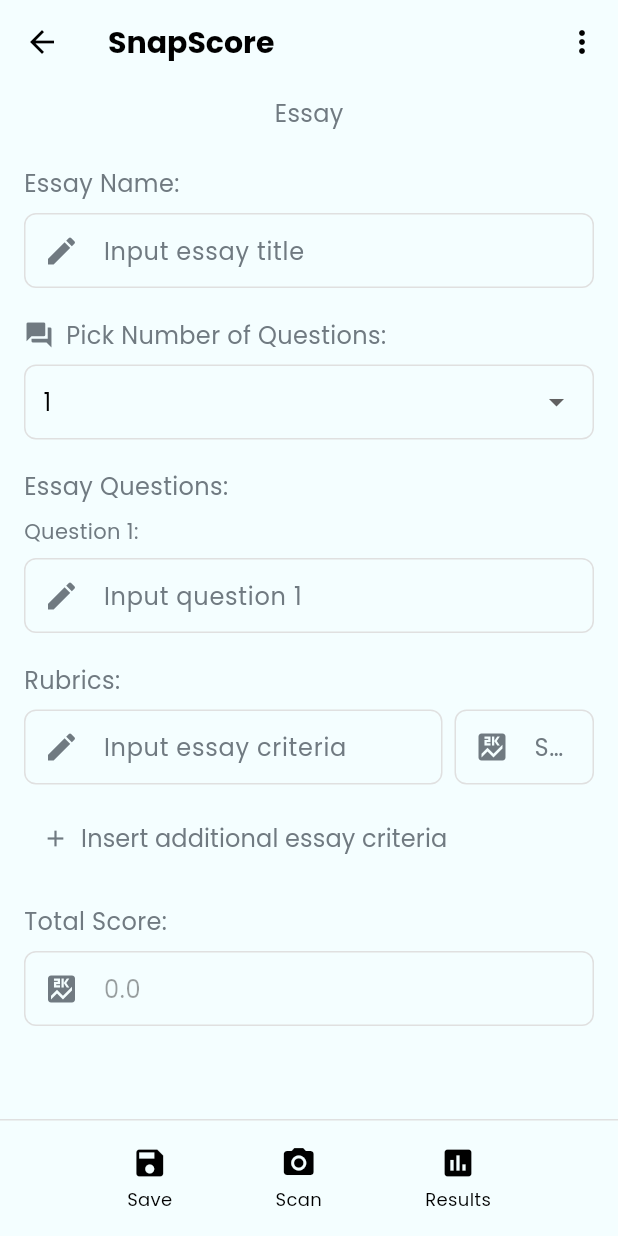
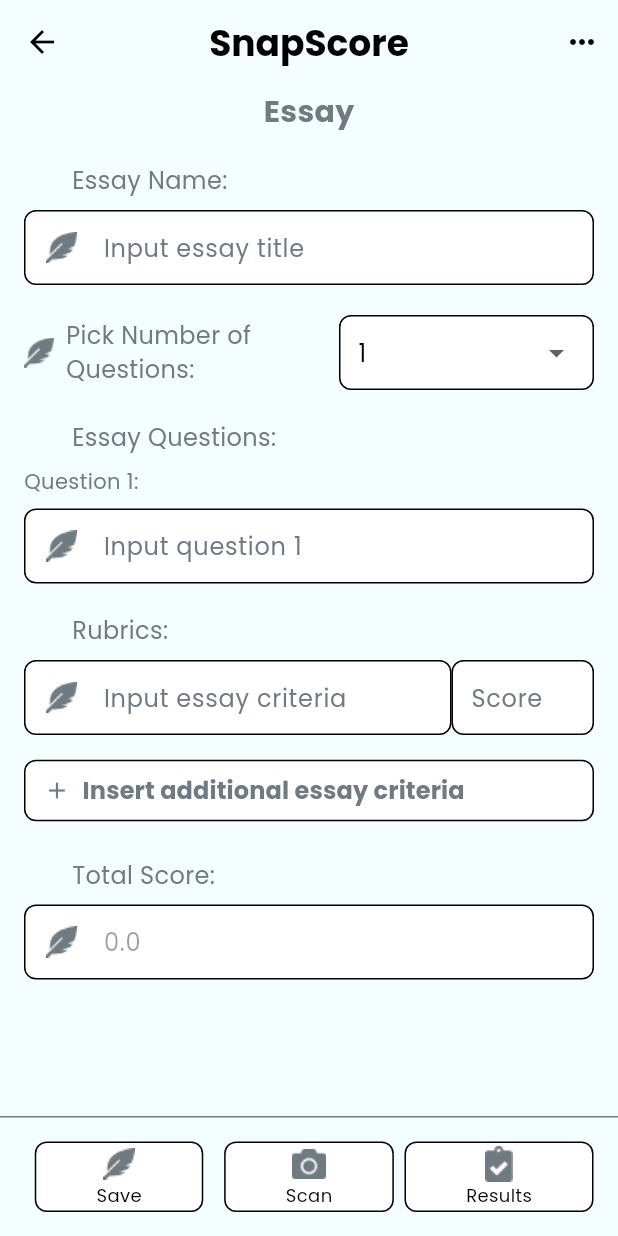
Before and after one commit to TUPV-SnapScore/snapscore-android, a Flutter app: the NewEssayScreen screen opened directly, on a phone screen of 412 x 824 dp. Run offline on Flutter 3.47's test engine with Material 3 defaults, Android fonts, the phone set to English and light mode, and no system bars; our stand-ins replace camera, firebase_auth, firebase_core, google_sign_in, permission_handler; accounts and stored records are empty.

Commit message:
style: Align essay screen with UI design

```diff
--- a/lib/features/essays/screens/new_essay_screen.dart
+++ b/lib/features/essays/screens/new_essay_screen.dart
@@ -60,20 +60,23 @@
       appBar: AppBar(
         backgroundColor: AppColors.background,
         leading: IconButton(
-          icon: const Icon(Icons.arrow_back, color: AppColors.textPrimary),
+          icon: const Icon(Icons.arrow_back,
+              color: AppColors.textPrimary, weight: 700),
           onPressed: () => Navigator.pop(context),
         ),
+        centerTitle: true,
         title: const Text(
           'SnapScore',
           style: TextStyle(
             color: AppColors.textPrimary,
-            fontSize: 20,
+            fontSize: 24,
             fontWeight: FontWeight.w600,
           ),
         ),
         actions: [
           IconButton(
-            icon: const Icon(Icons.more_vert, color: AppColors.textPrimary),
+            icon: const Icon(Icons.more_horiz,
+                color: AppColors.textPrimary, weight: 700),
             onPressed: () {},
           ),
         ],
@@ -82,13 +85,13 @@
       body: Column(
         children: [
           const Padding(
-            padding: EdgeInsets.symmetric(vertical: 8.0),
+            padding: EdgeInsets.symmetric(vertical: 4.0),
             child: Text(
               'Essay',
               style: TextStyle(
                   color: AppColors.textSecondary,
-                fontSize: 16,
-              ),
+                  fontSize: 20,
+                  fontWeight: FontWeight.w700),
             ),
           ),
           Expanded(
@@ -102,26 +105,33 @@
             decoration: BoxDecoration(
               color: AppColors.background,
               border: Border(
-                top: BorderSide(color: AppColors.border),
+                top: BorderSide(color: AppColors.textSecondary),
               ),
             ),
             child: Row(
-              mainAxisAlignment: MainAxisAlignment.spaceEvenly,
+              mainAxisAlignment: MainAxisAlignment.center,
+              crossAxisAlignment: CrossAxisAlignment.center,
               children: [
-                _BottomButton(
-                  icon: Icons.save,
+                Expanded(
+                  child: _BottomButton(
+                    imagePath: "assets/icons/assessment_save.png",
                     label: 'Save',
                     onPressed: _handleSave,
                   ),
-                _BottomButton(
-                  icon: Icons.camera_alt,
+                ),
+                Expanded(
+                  child: _BottomButton(
+                    imagePath: "assets/icons/assessment_scan.png",
                     label: 'Scan',
                     onPressed: () {},
                   ),
-                _BottomButton(
-                  icon: Icons.assessment,
+                ),
+                Expanded(
+                  child: _BottomButton(
+                    imagePath: "assets/icons/assessment_results.png",
                     label: 'Results',
                     onPressed: () {},
+                  ),
                 ),
               ],
             ),
@@ -133,12 +143,12 @@
 }
 
 class _BottomButton extends StatelessWidget {
-  final IconData icon;
+  final String imagePath;
   final String label;
   final VoidCallback onPressed;
 
   const _BottomButton({
-    required this.icon,
+    required this.imagePath,
     required this.label,
     required this.onPressed,
   });
@@ -150,8 +160,23 @@
       child: Column(
         mainAxisSize: MainAxisSize.min,
         children: [
-          Icon(icon, color: AppColors.textPrimary),
-          const SizedBox(height: 4),
+          Container(
+            padding: const EdgeInsets.symmetric(vertical: 2, horizontal: 40),
+            decoration: BoxDecoration(
+              color: Colors.white,
+              border: Border.all(
+                color: Colors.black,
+                width: 1,
+              ),
+              borderRadius: BorderRadius.circular(8),
+            ),
+            child: Column(
+              children: [
+                Image.asset(
+                  imagePath,
+                  width: 24,
+                  height: 24,
+                ),
                 Text(
                   label,
                   style: const TextStyle(
@@ -161,6 +186,9 @@
                 ),
               ],
             ),
+          ),
+        ],
+      ),
     );
   }
 }
--- a/lib/features/essays/widgets/new_essay_form.dart
+++ b/lib/features/essays/widgets/new_essay_form.dart
@@ -189,32 +189,35 @@
             _buildFormLabel('Essay Name:'),
             _buildTextField(
               hintText: 'Input essay title',
-              prefixIcon: Icons.edit,
+              prefixIconAsset: "assets/icons/rubric_item.png",
               controller: titleController,
             ),
             const SizedBox(height: 20),
             Row(
               children: [
-                Icon(
-                  Icons.question_answer,
+                Image.asset(
+                  "assets/icons/rubric_item.png",
+                  width: 20,
+                  height: 20,
                   color: AppColors.textSecondary,
-                  size: 20,
                 ),
                 const SizedBox(width: 8),
-                Text(
+                Expanded(
+                  child: Text(
                     'Pick Number of Questions:',
                     style: TextStyle(
                       color: AppColors.textSecondary,
                       fontSize: 16,
                     ),
                   ),
-              ],
                 ),
-            const SizedBox(height: 8),
-            Container(
+                const SizedBox(width: 12),
+                Expanded(
+                  child: Container(
                     padding: const EdgeInsets.symmetric(horizontal: 12),
                     decoration: BoxDecoration(
-                border: Border.all(color: AppColors.border),
+                      color: Colors.white,
+                      border: Border.all(color: Colors.black),
                       borderRadius: BorderRadius.circular(8),
                     ),
                     child: DropdownButton<int>(
@@ -237,6 +240,9 @@
                       },
                     ),
                   ),
+                ),
+              ],
+            ),
             const SizedBox(height: 20),
             _buildFormLabel('Essay Questions:'),
             ...List.generate(
@@ -255,7 +261,7 @@
                         const SizedBox(height: 8),
                         _buildTextField(
                           hintText: 'Input question ${index + 1}',
-                          prefixIcon: Icons.edit,
+                          prefixIconAsset: "assets/icons/rubric_item.png",
                           controller: questionControllers[index],
                         ),
                       ],
@@ -274,16 +280,14 @@
                               flex: 3,
                               child: _buildTextField(
                                 hintText: 'Input essay criteria',
-                                prefixIcon: Icons.edit,
+                                prefixIconAsset: "assets/icons/rubric_item.png",
                                 controller: criteriaControllers[index],
                               ),
                             ),
-                            const SizedBox(width: 8),
                             Expanded(
                               flex: 1,
                               child: _buildTextField(
                                 hintText: 'Score',
-                                prefixIcon: Icons.score,
                                 controller: criteriaScoreControllers[index],
                                 keyboardType: TextInputType.number,
                                 onChanged: (_) => updateTotalScore(),
@@ -305,8 +309,23 @@
             if (criteriaControllers.length < 5)
               TextButton(
                 onPressed: addCriteria,
+                style: TextButton.styleFrom(
+                  padding: EdgeInsets.zero,
+                  minimumSize:
+                      const Size.fromHeight(50), // Makes button take full width
+                ),
+                child: Container(
+                  width: double.infinity, // Makes container take full width
+                  decoration: BoxDecoration(
+                    color: Colors.white,
+                    border: Border.all(color: Colors.black),
+                    borderRadius: BorderRadius.circular(8),
+                  ),
+                  padding:
+                      const EdgeInsets.symmetric(horizontal: 12, vertical: 8),
                   child: Row(
-                  mainAxisSize: MainAxisSize.min,
+                    mainAxisAlignment:
+                        MainAxisAlignment.start, // Centers the content
                     children: [
                       Icon(Icons.add, color: AppColors.textSecondary),
                       const SizedBox(width: 8),
@@ -315,16 +334,18 @@
                         style: TextStyle(
                           color: AppColors.textSecondary,
                           fontSize: 16,
+                          fontWeight: FontWeight.bold, // Makes text bold
                         ),
                       ),
                     ],
+                  ),
                 ),
               ),
             const SizedBox(height: 20),
             _buildFormLabel('Total Score:'),
             _buildTextField(
               hintText: 'Total Score',
-              prefixIcon: Icons.score,
+              prefixIconAsset: "assets/icons/rubric_item.png",
               enabled: false,
               controller: TextEditingController(
                 text: criteriaScoreControllers
@@ -342,12 +363,13 @@
 
   Widget _buildFormLabel(String label) {
     return Padding(
-      padding: const EdgeInsets.only(bottom: 8),
+      padding: const EdgeInsets.only(bottom: 8, left: 32),
       child: Text(
         label,
         style: TextStyle(
           color: AppColors.textSecondary,
           fontSize: 16,
+          fontWeight: FontWeight.w500,
         ),
       ),
     );
@@ -355,7 +377,7 @@
 
   Widget _buildTextField({
     required String hintText,
-    required IconData prefixIcon,
+    String? prefixIconAsset, // Changed to String for asset path
     IconData? suffixIcon,
     bool enabled = true,
     TextEditingController? controller,
@@ -364,7 +386,8 @@
   }) {
     return Container(
       decoration: BoxDecoration(
-        border: Border.all(color: AppColors.border),
+        color: Colors.white,
+        border: Border.all(color: Colors.black),
         borderRadius: BorderRadius.circular(8),
       ),
       child: TextField(
@@ -378,7 +401,12 @@
             color: AppColors.textSecondary,
             fontSize: 16,
           ),
-          prefixIcon: Icon(prefixIcon, color: AppColors.textSecondary),
+          prefixIcon: prefixIconAsset != null
+              ? Padding(
+                  padding: const EdgeInsets.all(12),
+                  child: Image.asset(prefixIconAsset),
+                )
+              : null,
           suffixIcon: suffixIcon != null
               ? Icon(suffixIcon, color: AppColors.textSecondary)
               : null,
```
Lines whose indentation alone changed are shown as unchanged.
